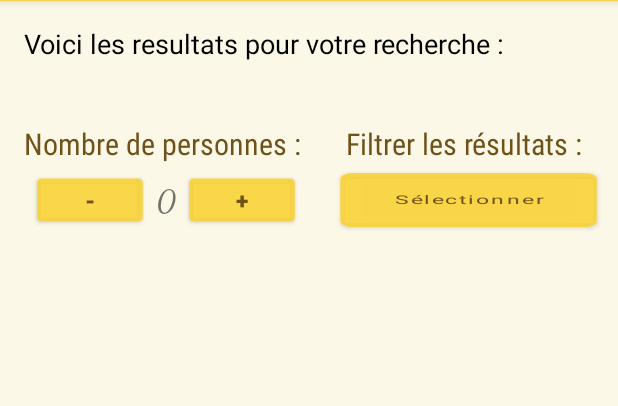
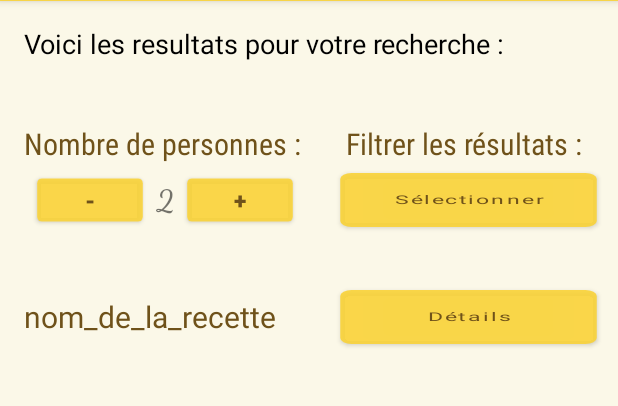
Before and after one commit to Kev7F/hello_world, an Android app: the recherche_un_plat_activity screen opened directly, with no data from a screen before it, on a phone screen of 412 x 824 dp, the part 83-489 px from its top. Run offline under Robolectric (Android 15) with nearby library versions, the phone set to English and light mode, and no system bars.

Commit message:
text pour la recherche de plat + bouton qui permettra d'ouvrir une nouvelle activité avec les details de la recette

```diff
--- a/app/build.gradle
+++ b/app/build.gradle
@@ -40,6 +40,7 @@ dependencies {
 
 //Ajout de la dépendance pour utiliser Room (bibliothèque pour gérer les bases de données SQLite)
 dependencies {
+
     implementation "androidx.room:room-runtime:2.5.0"
     annotationProcessor "androidx.room:room-compiler:2.5.0"
 }
--- a/app/src/main/java/com/example/helloworld/recherche_un_plat_activity.java
+++ b/app/src/main/java/com/example/helloworld/recherche_un_plat_activity.java
@@ -6,13 +6,8 @@ import androidx.appcompat.app.AppCompatActivity;
 import android.content.Intent;
 import android.os.Bundle;
 import android.view.View;
-import android.widget.ListView;
 import android.widget.TextView;
 import android.widget.Button;
-
-
-import android.widget.ArrayAdapter;
-import android.widget.Spinner;
 import android.widget.Toast;
 
 
@@ -36,11 +31,11 @@ public class recherche_un_plat_activity extends AppCompatActivity
         // ----------- Gestion de l'affichage de la recherche de l'utilisateur -----------------
         // Get the Intent that started this activity and extract the string
         Intent intent = getIntent();
-        String message = intent.getStringExtra(MainActivity.EXTRA_MESSAGE);
+        String recette_recherchee = intent.getStringExtra(MainActivity.EXTRA_MESSAGE);
 
         // Capture the layout's TextView and set the string as its text
         TextView textView = findViewById(R.id.plat_recherche_par_utilisateur);
-        textView.setText(message);
+        textView.setText(recette_recherchee);
 
         // ----------- Gestion du compteur -----------------
         affichageCompteur = findViewById(R.id.valeur_du_compteur);
@@ -74,10 +69,13 @@ public class recherche_un_plat_activity extends AppCompatActivity
         Button boutonFiltres = findViewById(R.id.boutton_filtres);
         //affichage de la boite de dialogue qui contient le filtres selectionnables quand on clique sur le bouton
         boutonFiltres.setOnClickListener(v -> showFilterDialog());
+
+
     }
 
     // Méthode qui va permettre d'afficher la boite de dialogue contenant les filtres selectionnables
-    private void showFilterDialog() {
+    private void showFilterDialog()
+    {
         AlertDialog.Builder fenetre_dialogue = new AlertDialog.Builder(this);
         fenetre_dialogue.setTitle("Sélectionner pour filtrer les résultats : ");
 
@@ -105,10 +103,7 @@ public class recherche_un_plat_activity extends AppCompatActivity
         // Annuler pour  fermmer la fenetre sans prendre en compte les filtres sélectionné, on reste dans le même état qu'avant d'ouvrir la fenetre de filtres
         fenetre_dialogue.setNegativeButton("Annuler", null);
 
-
         fenetre_dialogue.create().show();
-
-        fenetre_dialogue.create().getWindow().setBackgroundDrawableResource(R.color.marron_pale);
     }
 
 }
--- a/app/src/main/res/layout/activity_recherche_un_plat.xml
+++ b/app/src/main/res/layout/activity_recherche_un_plat.xml
@@ -1,6 +1,7 @@
 <?xml version="1.0" encoding="utf-8"?>
 <androidx.constraintlayout.widget.ConstraintLayout
     xmlns:android="http://schemas.android.com/apk/res/android"
+    xmlns:tools="http://schemas.android.com/tools"
     android:layout_width="match_parent"
     android:layout_height="match_parent"
     android:background="@color/jaune_pale"
@@ -84,7 +85,7 @@
                     android:layout_height="wrap_content"
                     android:layout_weight="1"
                     android:gravity="center"
-                    android:text="0"
+                    android:text="2"
                     android:textSize="20sp"
                     android:fontFamily="cursive"
                     android:textStyle="bold"/>
@@ -117,6 +118,33 @@
             app:layout_constraintStart_toStartOf="@+id/filtres"
             app:layout_constraintTop_toBottomOf="@+id/filtres" />
 
+        <TextView
+            android:id="@+id/nom_recette"
+            style="@style/style_ecriture_sous_titres"
+            android:layout_width="wrap_content"
+            android:layout_height="wrap_content"
+            android:fontFamily="sans-serif"
+            android:textColor="@color/marron"
+            android:text="nom_de_la_recette"
+            android:layout_marginTop="40sp"
+            android:textSize="20sp"
+            app:layout_constraintStart_toStartOf="@+id/resultat_recherche"
+            app:layout_constraintTop_toBottomOf="@+id/compteur" />
+
+        <Button
+            android:id="@+id/boutton_detail_recette"
+            android:layout_width="90dp"
+            android:layout_height="wrap_content"
+            android:fontFamily="sans-serif"
+            android:scaleX="1.9"
+            android:layout_marginTop="30sp"
+            android:text="Détails"
+            android:textAllCaps="false"
+            android:textColor="@color/marron"
+            android:textSize="8sp"
+            app:layout_constraintStart_toStartOf="@+id/boutton_filtres"
+            app:layout_constraintTop_toBottomOf="@+id/boutton_filtres" />
+
 
 
 </androidx.constraintlayout.widget.ConstraintLayout>
```
Also changed, not shown: app/src/main/java/com/example/helloworld/recette_activity.java (added, +17 -0 lines), app/src/main/res/layout/recette_activity_layout.xml (added, +39 -0 lines).
